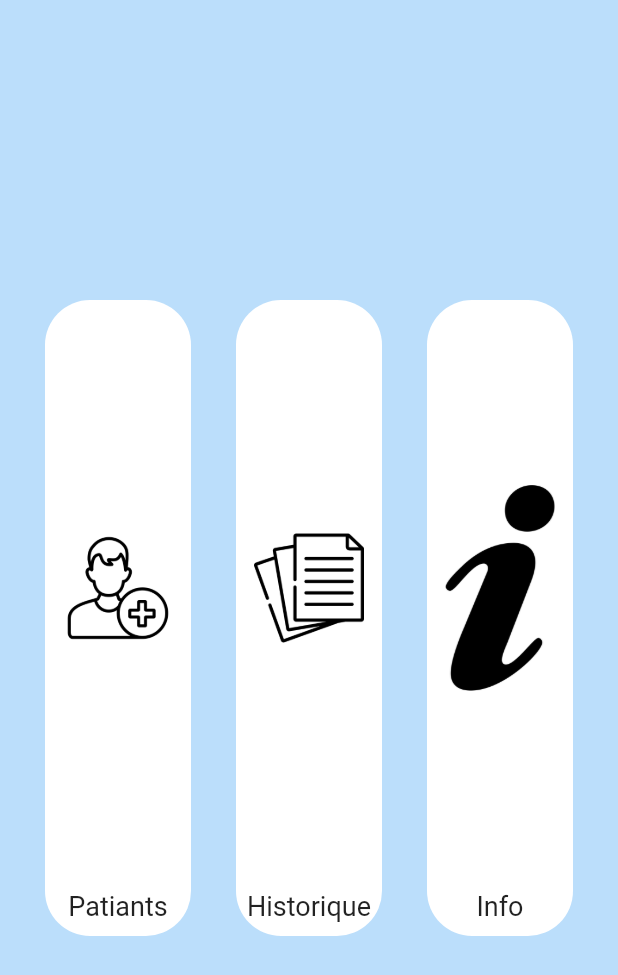
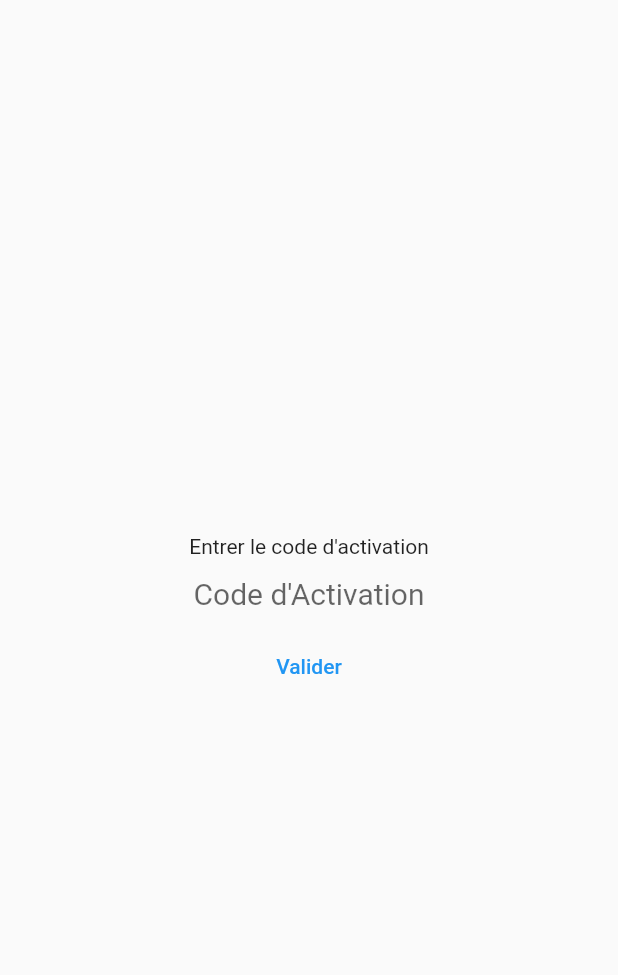
Before and after one commit to soufiane-larbi/orthophony, a Flutter app: the screen it shows after launch, on a phone screen of 412 x 824 dp. Shown: the top 975 px of the screen. Run offline on Flutter 3.47's test engine with Material 2 defaults, Android fonts, the phone set to English and light mode, and no system bars; our stand-ins replace file_picker, open_file, shared_preferences, sqflite_common_ffi; accounts and stored records are empty.

Commit message:
Add Activation Code

```diff
--- a/lib/main.dart
+++ b/lib/main.dart
@@ -2,9 +2,15 @@ import 'package:flutter/material.dart';
 import 'package:orthophonie/helper/database.dart';
 import 'package:orthophonie/interface/history.dart';
 import 'package:orthophonie/interface/patient.dart';
+import 'package:shared_preferences/shared_preferences.dart';
 
+String? userKey;
+String productKey = "Khaled|Brahimi|2022";
+late final prefs;
 void main() async {
   await initDatabase();
+  prefs = await SharedPreferences.getInstance();
+  userKey = prefs.getString('userKey') ?? "";
   runApp(const MaterialApp(home: MyApp()));
 }
 
@@ -16,10 +22,9 @@ class MyApp extends StatefulWidget {
 }
 
 class _MyAppState extends State<MyApp> {
+  final TextEditingController _activationController = TextEditingController();
   late List<Widget> _screens;
   int _selectedScreen = 0;
-
-
   @override
   void initState() {
     super.initState();
@@ -45,13 +50,62 @@ class _MyAppState extends State<MyApp> {
   @override
   Widget build(BuildContext context) {
     return Scaffold(
-      body: _screens[_selectedScreen],
+      body: userKey == productKey ? _screens[_selectedScreen] : activation(),
+    );
+  }
+
+  Widget activation() {
+    return Column(
+      crossAxisAlignment: CrossAxisAlignment.stretch,
+      mainAxisAlignment: MainAxisAlignment.center,
+      children: [
+        const Center(child: Text("Entrer le code d'activation")),
+        SizedBox(
+          width: 300,
+          child: TextField(
+            controller: _activationController,
+            textAlign: TextAlign.center,
+            style: const TextStyle(fontSize: 20),
+            decoration: const InputDecoration(
+              border: InputBorder.none,
+              hintText: "Code d'Activation",
+              hintStyle: TextStyle(fontSize: 20),
+            ),
+          ),
+        ),
+        TextButton(
+          onPressed: () {
+            setState(() {
+              prefs.setString('userKey', _activationController.text);
+              userKey = _activationController.text;
+            });
+            if (userKey != productKey) {
+              ScaffoldMessenger.of(context).showSnackBar(
+                const SnackBar(
+                  backgroundColor: Colors.red,
+                  content: Text(
+                    "Le Code Est Invalide",
+                    textAlign: TextAlign.center,
+                  ),
+                ),
+              );
+            }
+          },
+          child: const Text('Valider'),
+        ),
+      ],
     );
   }
 
   Widget mainScreen() {
     return Container(
-      color: Colors.blue[100],
+      decoration: BoxDecoration(
+        color: Colors.blue.shade400,
+        image: const DecorationImage(
+          image: AssetImage('assets/home.jpeg'),
+          fit: BoxFit.cover,
+        ),
+      ),
       padding: const EdgeInsets.symmetric(horizontal: 30.0, vertical: 200),
       child: Row(
         children: [
@@ -63,7 +117,8 @@ class _MyAppState extends State<MyApp> {
                   setState(() {
                     _selectedScreen = 1;
                   });
-                }),
+                },
+                background: 'assets/patiantImg.jpeg'),
           ),
           const SizedBox(width: 30),
           Expanded(
@@ -75,13 +130,14 @@ class _MyAppState extends State<MyApp> {
                     _selectedScreen = 2;
                   });
                 },
-            ),
+                background: 'assets/historyImg.jpeg'),
           ),
           const SizedBox(width: 30),
           Expanded(
             child: menu(
               title: 'Info',
               image: 'assets/About.png',
+              background: 'assets/aboutImg.jpeg',
               ontap: () {
                 showDialog(
                   context: context,
@@ -192,13 +248,17 @@ class _MyAppState extends State<MyApp> {
     );
   }
 
-  Widget menu({title, image, ontap}) {
+  Widget menu({title, image, ontap, background}) {
     return InkWell(
       onTap: ontap,
       child: Container(
         decoration: BoxDecoration(
           borderRadius: BorderRadius.circular(30),
           color: Colors.white,
+          image: DecorationImage(
+            image: AssetImage('assets/$background'),
+            fit: BoxFit.cover,
+          ),
         ),
         child: Column(
           children: [
--- a/pubspec.yaml
+++ b/pubspec.yaml
@@ -39,6 +39,7 @@ dependencies:
   url_launcher: ^6.0.18
   url_launcher_windows: ^2.0.2
   open_file: ^3.2.1
+  shared_preferences: ^2.0.13
 dev_dependencies:
   flutter_test:
     sdk: flutter
```
Also changed, not shown: pubspec.lock. Lines whose indentation alone changed are shown as unchanged.
